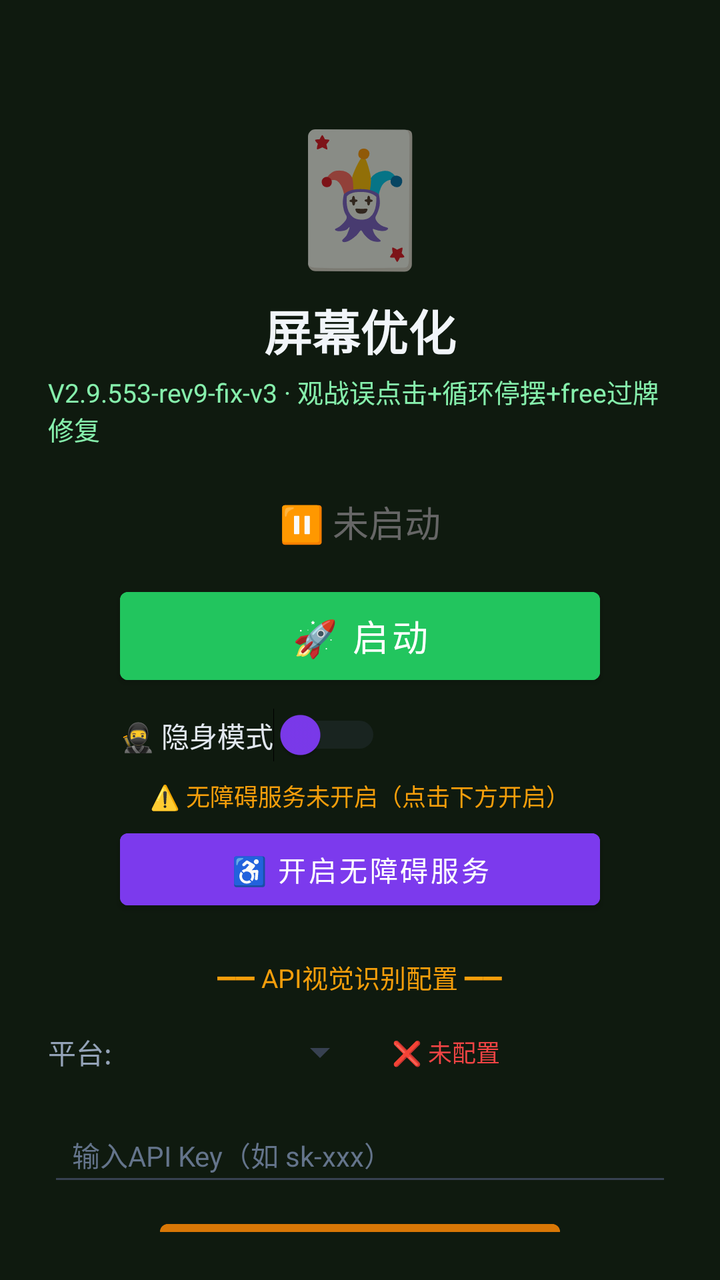
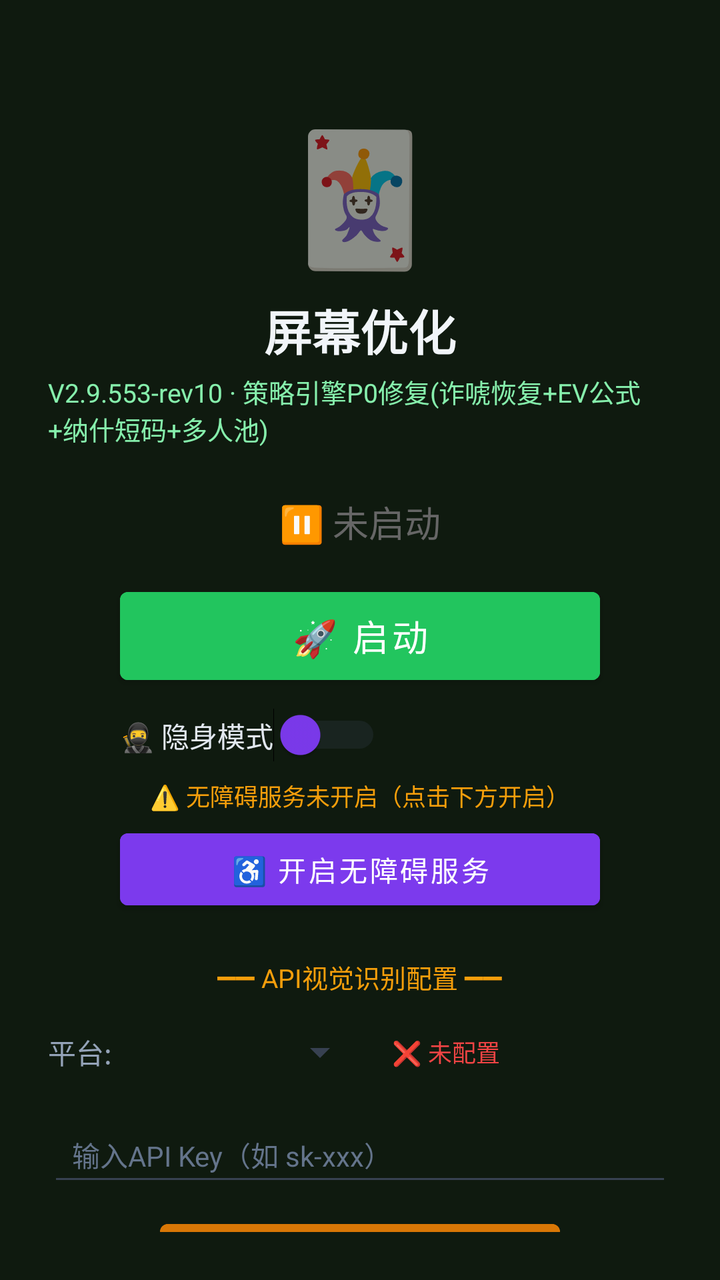

Screens rendered from an Android XML layout before and after an edit, with the pre-edit source and the edit as a unified diff.
<!-- AndroidManifest.xml: activity theme Theme.MjScreenshot -->
<!-- res/layout/activity_main.xml -->
<?xml version="1.0" encoding="utf-8"?>
<LinearLayout xmlns:android="http://schemas.android.com/apk/res/android"
    android:layout_width="match_parent"
    android:layout_height="match_parent"
    android:orientation="vertical"
    android:background="#0f1a0f"
    android:padding="24dp"
    android:gravity="center_horizontal">

    <TextView
        android:layout_width="wrap_content"
        android:layout_height="wrap_content"
        android:text="🃏"
        android:textSize="64sp"
        android:layout_marginTop="30dp" />

    <TextView
        android:layout_width="wrap_content"
        android:layout_height="wrap_content"
        android:text="屏幕优化"
        android:textSize="24sp"
        android:textColor="#f1f5f9"
        android:textStyle="bold"
        android:layout_marginTop="8dp" />

    <TextView
        android:layout_width="wrap_content"
        android:layout_height="wrap_content"
        android:text="V2.9.553-rev9-fix-v3 · 观战误点击+循环停摆+free过牌修复"
        android:textSize="13sp"
        android:textColor="#86efac"
        android:layout_marginTop="4dp" />

    <TextView
        android:id="@+id/tvStatus"
        android:layout_width="wrap_content"
        android:layout_height="wrap_content"
        android:text="⏸ 未启动"
        android:textSize="18sp"
        android:textColor="#666666"
        android:layout_marginTop="24dp" />

    <Button
        android:id="@+id/btnStart"
        android:layout_width="240dp"
        android:layout_height="56dp"
        android:text="🚀 启动"
        android:textSize="18sp"
        android:textColor="#ffffff"
        android:backgroundTint="#22c55e"
        android:layout_marginTop="16dp" />

    <Button
        android:id="@+id/btnHelper"
        android:layout_width="240dp"
        android:layout_height="56dp"
        android:text="🃏 打开智囊"
        android:textSize="16sp"
        android:textColor="#ffffff"
        android:backgroundTint="#16a34a"
        android:layout_marginTop="12dp"
        android:visibility="gone" />

    
    <LinearLayout
        android:layout_width="240dp"
        android:layout_height="wrap_content"
        android:orientation="horizontal"
        android:gravity="center_vertical"
        android:layout_marginTop="8dp">

        <Switch
            android:id="@+id/switchStealth"
            android:layout_width="wrap_content"
            android:layout_height="wrap_content"
            android:text="🥷 隐身模式"
            android:textColor="#e2e8f0"
            android:textSize="14sp"
            android:thumbTint="#7c3aed"
            android:trackTint="#374151" />
    </LinearLayout>

    <TextView
        android:id="@+id/tvAccessibilityStatus"
        android:layout_width="wrap_content"
        android:layout_height="wrap_content"
        android:text="⚠️ 无障碍服务未开启（点击下方开启）"
        android:textSize="12sp"
        android:textColor="#f59e0b"
        android:layout_marginTop="8dp"
        android:gravity="center" />

    <Button
        android:id="@+id/btnAccessibility"
        android:layout_width="240dp"
        android:layout_height="48dp"
        android:text="♿ 开启无障碍服务"
        android:textSize="14sp"
        android:textColor="#ffffff"
        android:backgroundTint="#7c3aed"
        android:layout_marginTop="4dp" />

    <TextView
        android:layout_width="wrap_content"
        android:layout_height="wrap_content"
        android:text="━━ API视觉识别配置 ━━"
        android:textSize="13sp"
        android:textColor="#f59e0b"
        android:layout_marginTop="20dp" />

    <LinearLayout
        android:layout_width="match_parent"
        android:layout_height="wrap_content"
        android:orientation="horizontal"
        android:layout_marginTop="8dp"
        android:gravity="center_vertical">

        <TextView
            android:layout_width="wrap_content"
            android:layout_height="wrap_content"
            android:text="平台:"
            android:textSize="14sp"
            android:textColor="#94a3b8" />

        <Spinner
            android:id="@+id/spinnerProvider"
            android:layout_width="120dp"
            android:layout_height="40dp"
            android:layout_marginStart="8dp"
            android:backgroundTint="#374151" />

        <TextView
            android:id="@+id/tvApiStatus"
            android:layout_width="wrap_content"
            android:layout_height="wrap_content"
            android:text="❌ 未配置"
            android:textSize="12sp"
            android:textColor="#ef4444"
            android:layout_marginStart="12dp" />
    </LinearLayout>

    <EditText
        android:id="@+id/etApiKey"
        android:layout_width="match_parent"
        android:layout_height="44dp"
        android:hint="输入API Key（如 sk-xxx）"
        android:textSize="14sp"
        android:textColor="#e2e8f0"
        android:textColorHint="#64748b"
        android:backgroundTint="#374151"
        android:inputType="textPassword"
        android:layout_marginTop="8dp"
        android:paddingStart="12dp"
        android:paddingEnd="12dp" />

    <Button
        android:id="@+id/btnSaveApi"
        android:layout_width="200dp"
        android:layout_height="44dp"
        android:text="💾 保存API配置"
        android:textSize="14sp"
        android:textColor="#ffffff"
        android:backgroundTint="#d97706"
        android:layout_marginTop="8dp" />

    <TextView
        android:id="@+id/tvHint"
        android:layout_width="wrap_content"
        android:layout_height="wrap_content"
        android:text="先点上方按钮启动截屏"
        android:textSize="13sp"
        android:textColor="#666666"
        android:layout_marginTop="12dp"
        android:gravity="center" />

    <TextView
        android:layout_width="wrap_content"
        android:layout_height="wrap_content"
        android:text="使用步骤：\n1. 配置API Key（支持OpenAI/通义千问VL/硅基流动）\n2. 点「开启无障碍服务」→ 开启\n3. 开启「🥷隐身模式」(反检测)\n4. 点「启动」→ 允许悬浮窗\n5. 打牌时点屏幕上的🎯悬浮球即可截屏识别\n★ 拖动悬浮球可移到不挡牌的位置 ★\n★ 长按悬浮球可展开/收起详细面板 ★\n★ 悬浮球边框颜色=建议：绿=加注 橙=跟注 红=弃牌 ★"
        android:textSize="12sp"
        android:textColor="#64748b"
        android:layout_marginTop="12dp"
        android:lineSpacingExtra="3dp" />

</LinearLayout>
<!-- resources referenced by this layout -->
<resources>
  <style name="Theme.MjScreenshot" parent="Theme.MaterialComponents.DayNight.DarkActionBar">
          <item name="colorPrimary">#1e40af</item>
          <item name="colorPrimaryVariant">#1e3a8a</item>
          <item name="colorOnPrimary">#ffffff</item>
          <item name="android:statusBarColor">#0f172a</item>
      </style>
</resources>

<!-- the commit's change to res/layout/activity_main.xml (unified diff, before → after) -->
@@ -26,7 +26,7 @@
     <TextView
         android:layout_width="wrap_content"
         android:layout_height="wrap_content"
-        android:text="V2.9.553-rev9-fix-v3 · 观战误点击+循环停摆+free过牌修复"
+        android:text="V2.9.553-rev10 · 策略引擎P0修复(诈唬恢复+EV公式+纳什短码+多人池)"
         android:textSize="13sp"
         android:textColor="#86efac"
         android:layout_marginTop="4dp" />
